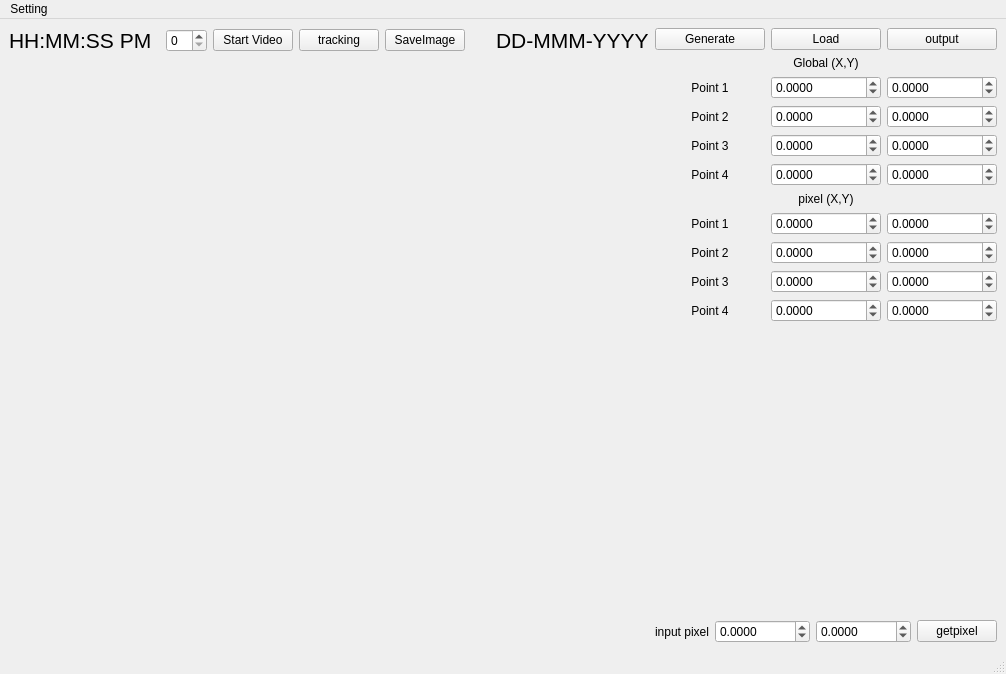
Qt form core/mainwindow.ui (kmolLin/opencv_with_python) before a commit.
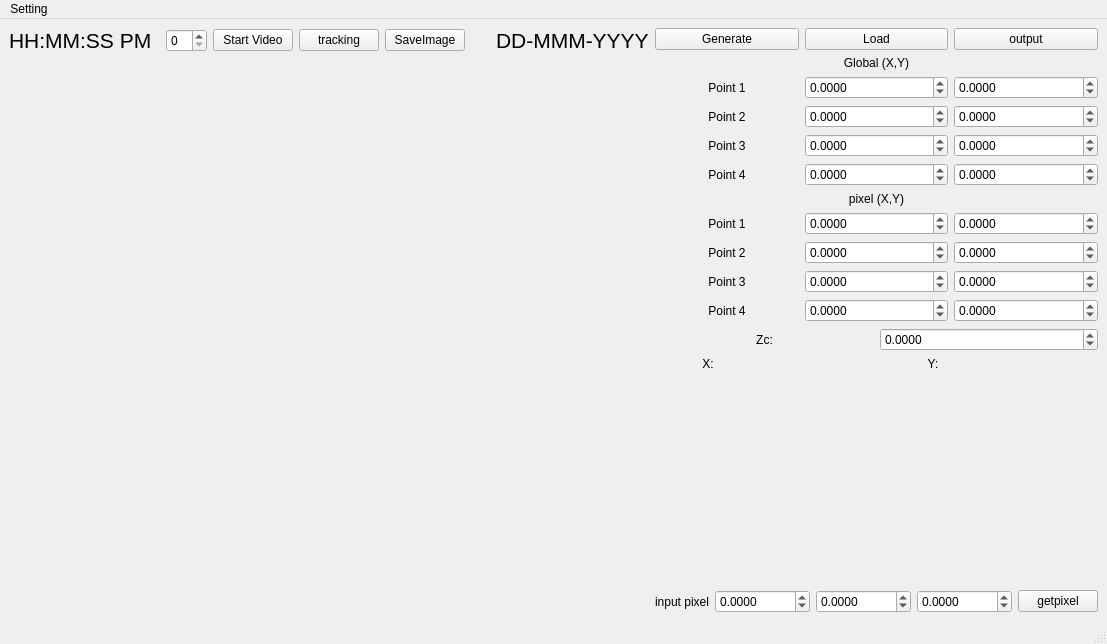
The same form after that commit.

The edit to the form file:
```diff
--- a/core/mainwindow.ui
+++ b/core/mainwindow.ui
@@ -6,15 +6,15 @@
    <rect>
     <x>0</x>
     <y>0</y>
-    <width>985</width>
-    <height>674</height>
+    <width>1077</width>
+    <height>644</height>
    </rect>
   </property>
   <property name="windowTitle">
    <string>opencv_pyqt5</string>
   </property>
   <widget class="QWidget" name="centralwidget">
-   <layout class="QHBoxLayout" name="horizontalLayout_11">
+   <layout class="QHBoxLayout" name="horizontalLayout_13">
     <item>
      <layout class="QGridLayout" name="gridLayout_2">
       <item row="0" column="0">
@@ -510,6 +510,77 @@
         </item>
        </layout>
       </item>
+      <item>
+       <layout class="QHBoxLayout" name="horizontalLayout_12">
+        <item>
+         <widget class="QLabel" name="label_14">
+          <property name="text">
+           <string>Zc:</string>
+          </property>
+          <property name="alignment">
+           <set>Qt::AlignCenter</set>
+          </property>
+         </widget>
+        </item>
+        <item>
+         <widget class="QDoubleSpinBox" name="zc">
+          <property name="decimals">
+           <number>4</number>
+          </property>
+          <property name="minimum">
+           <double>-10000.000000000000000</double>
+          </property>
+          <property name="maximum">
+           <double>10000.000000000000000</double>
+          </property>
+         </widget>
+        </item>
+       </layout>
+      </item>
+      <item>
+       <layout class="QHBoxLayout" name="horizontalLayout_11">
+        <item>
+         <widget class="QLabel" name="label_12">
+          <property name="text">
+           <string>X:</string>
+          </property>
+          <property name="alignment">
+           <set>Qt::AlignCenter</set>
+          </property>
+         </widget>
+        </item>
+        <item>
+         <widget class="QLabel" name="trackX">
+          <property name="text">
+           <string/>
+          </property>
+          <property name="alignment">
+           <set>Qt::AlignCenter</set>
+          </property>
+         </widget>
+        </item>
+        <item>
+         <widget class="QLabel" name="label_13">
+          <property name="text">
+           <string>Y:</string>
+          </property>
+          <property name="alignment">
+           <set>Qt::AlignCenter</set>
+          </property>
+         </widget>
+        </item>
+        <item>
+         <widget class="QLabel" name="trackY">
+          <property name="text">
+           <string/>
+          </property>
+          <property name="alignment">
+           <set>Qt::AlignCenter</set>
+          </property>
+         </widget>
+        </item>
+       </layout>
+      </item>
       <item>
        <spacer name="verticalSpacer_2">
         <property name="orientation">
@@ -561,6 +632,19 @@
           </property>
          </widget>
         </item>
+        <item>
+         <widget class="QDoubleSpinBox" name="inputpixelX_2">
+          <property name="decimals">
+           <number>4</number>
+          </property>
+          <property name="minimum">
+           <double>-10000.000000000000000</double>
+          </property>
+          <property name="maximum">
+           <double>10000.000000000000000</double>
+          </property>
+         </widget>
+        </item>
         <item>
          <widget class="QPushButton" name="getpixel">
           <property name="text">
@@ -580,7 +664,7 @@
     <rect>
      <x>0</x>
      <y>0</y>
-     <width>985</width>
+     <width>1077</width>
      <height>21</height>
     </rect>
    </property>
```
